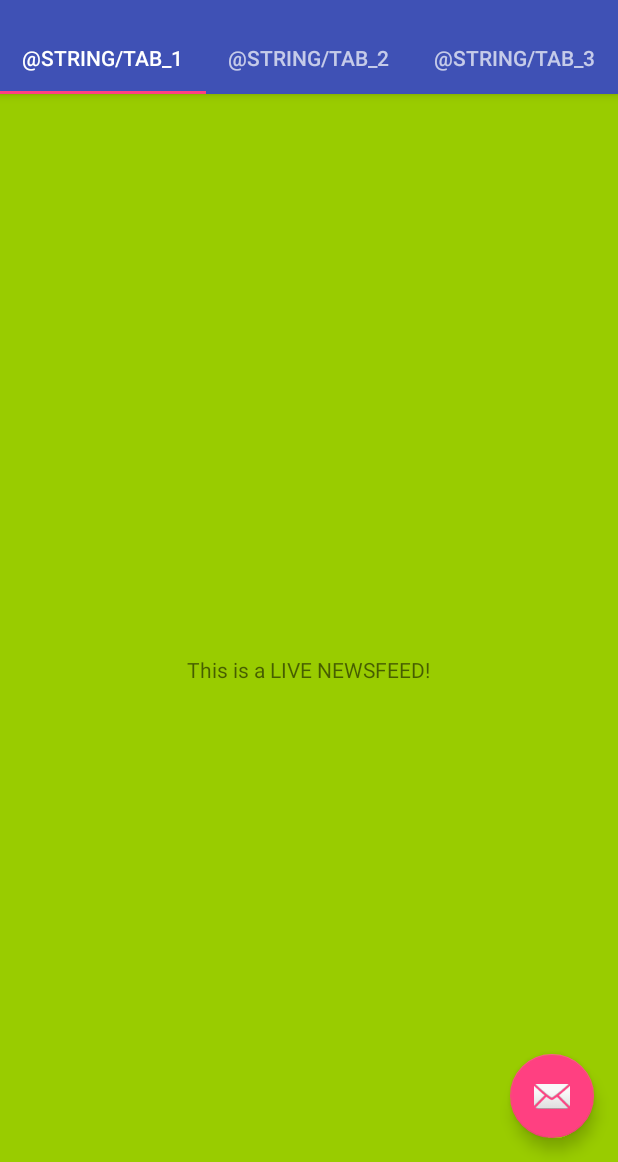
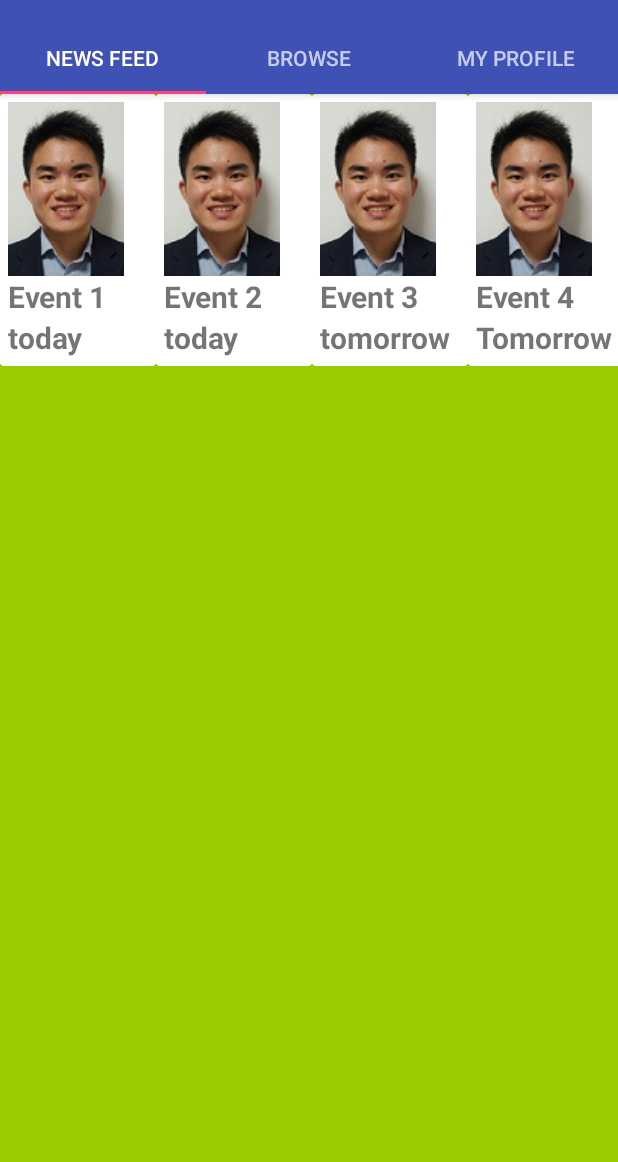
Before and after one commit to cheongyw/Meetup, an Android app: the screen it shows after launch (MainActivity), on a phone screen of 412 x 824 dp, the part 74-1236 px from its top. Run offline under Robolectric (Android 15) with nearby library versions, the phone set to English and light mode, and no system bars.

Commit message:
3rd commit - horizontal recyclerview

```diff
--- a/StudioProjects/Meetup/app/build.gradle
+++ b/StudioProjects/Meetup/app/build.gradle
@@ -27,5 +27,7 @@ dependencies {
     compile 'com.android.support:appcompat-v7:25.3.1'
     compile 'com.android.support.constraint:constraint-layout:1.0.2'
     compile 'com.android.support:design:25.3.1'
+    compile 'com.android.support:cardview-v7:21.+'
+    compile 'com.android.support:recyclerview-v7:21.+'
     testCompile 'junit:junit:4.12'
 }
--- /dev/null
+++ b/StudioProjects/Meetup/app/src/main/java/com/example/cheong/meetup/Event.java
@@ -0,0 +1,34 @@
+package com.example.cheong.meetup;
+
+import android.media.Image;
+
+import java.util.ArrayList;
+import java.util.List;
+
+/**
+ * Created by Cheong on 25/3/2018.
+ */
+
+public class Event {
+        String name;
+        String date;
+        int imageID;
+
+        Event(String name, String date, int imageID) {
+            this.name = name;
+            this.date = date;
+            this.imageID = imageID;
+        }
+
+        public String getName() {
+            return name;
+        }
+
+        public String getDate() {
+            return date;
+        }
+
+        public int getImageID() {
+            return imageID;
+        }
+}
--- a/StudioProjects/Meetup/app/src/main/java/com/example/cheong/meetup/MainActivity.java
+++ b/StudioProjects/Meetup/app/src/main/java/com/example/cheong/meetup/MainActivity.java
@@ -55,14 +55,14 @@ public class MainActivity extends AppCompatActivity {
         TabLayout tabLayout = (TabLayout) findViewById(R.id.tabs);
         tabLayout.setupWithViewPager(mViewPager);
 
-        FloatingActionButton fab = (FloatingActionButton) findViewById(R.id.fab);
+        /*FloatingActionButton fab = (FloatingActionButton) findViewById(R.id.fab);
         fab.setOnClickListener(new View.OnClickListener() {
             @Override
             public void onClick(View view) {
                 Snackbar.make(view, "Replace with your own action", Snackbar.LENGTH_LONG)
                         .setAction("Action", null).show();
             }
-        });
+        });*/
 
     }
 
@@ -92,20 +92,20 @@ public class MainActivity extends AppCompatActivity {
     /**
      * A placeholder fragment containing a simple view.
      */
-    public static class PlaceholderFragment extends Fragment {
-        /**
+    /*public static class PlaceholderFragment extends Fragment {
+        *//**
          * The fragment argument representing the section number for this
          * fragment.
-         */
+         *//*
         private static final String ARG_SECTION_NUMBER = "section_number";
 
         public PlaceholderFragment() {
         }
 
-        /**
+        *//**
          * Returns a new instance of this fragment for the given section
          * number.
-         */
+         *//*
         public static PlaceholderFragment newInstance(int sectionNumber) {
             PlaceholderFragment fragment = new PlaceholderFragment();
             Bundle args = new Bundle();
@@ -122,7 +122,7 @@ public class MainActivity extends AppCompatActivity {
             textView.setText(getString(R.string.section_format, getArguments().getInt(ARG_SECTION_NUMBER)));
             return rootView;
         }
-    }
+    }*/
 
     /**
      * A {@link FragmentPagerAdapter} that returns a fragment corresponding to
@@ -165,11 +165,11 @@ public class MainActivity extends AppCompatActivity {
         public CharSequence getPageTitle(int position) {
             switch (position) {
                 case 0:
-                    return "@string/tab_1";
+                    return "News Feed";
                 case 1:
-                    return "@string/tab_2";
+                    return "Browse";
                 case 2:
-                    return "@string/tab_3";
+                    return "My Profile";
             }
             return null;
         }
--- /dev/null
+++ b/StudioProjects/Meetup/app/src/main/java/com/example/cheong/meetup/RVAdapter.java
@@ -0,0 +1,71 @@
+package com.example.cheong.meetup;
+
+import android.content.Context;
+import android.graphics.drawable.Drawable;
+import android.support.v7.widget.CardView;
+import android.support.v7.widget.RecyclerView;
+import android.view.LayoutInflater;
+import android.view.View;
+import android.view.ViewGroup;
+import android.widget.ImageView;
+import android.widget.TextView;
+
+import java.util.ArrayList;
+import java.util.List;
+
+/**
+ * Created by Cheong on 25/3/2018.
+ */
+
+public class RVAdapter extends RecyclerView.Adapter<RVAdapter.EventViewHolder> {
+
+
+    private List<Event> events;
+    Context context;
+
+    RVAdapter(ArrayList<Event> events, Context context){
+        this.events = events;
+        this.context = context;
+    }
+
+    @Override
+    public EventViewHolder onCreateViewHolder(ViewGroup parent, int i) {
+
+        // tutorial says R.layout.item
+        View v = LayoutInflater.from(parent.getContext()).inflate(R.layout.event_item, parent, false);
+        EventViewHolder evh = new EventViewHolder(v);
+        return evh;
+    }
+
+    @Override
+    public void onBindViewHolder(EventViewHolder holder, int i) {
+        holder.eventImage.setImageResource(events.get(i).getImageID());
+        holder.eventName.setText(events.get(i).getName());
+        holder.eventDate.setText(events.get(i).getDate());
+    }
+
+    @Override
+    public int getItemCount() {
+        return events.size();
+    }
+
+    public static class EventViewHolder extends RecyclerView.ViewHolder {
+        CardView cv;
+        ImageView eventImage;
+        TextView eventName;
+        TextView eventDate;
+
+        EventViewHolder(View itemView) {
+            super(itemView);
+            cv = (CardView) itemView.findViewById(R.id.cv);
+            eventImage = (ImageView) itemView.findViewById(R.id.event_image);
+            eventName = (TextView) itemView.findViewById(R.id.event_name);
+            eventDate = (TextView) itemView.findViewById(R.id.event_date);
+        }
+    }
+
+    @Override
+    public void onAttachedToRecyclerView(RecyclerView recyclerView) {
+        super.onAttachedToRecyclerView(recyclerView);
+    }
+}
--- a/StudioProjects/Meetup/app/src/main/java/com/example/cheong/meetup/Tab_1_Fragment.java
+++ b/StudioProjects/Meetup/app/src/main/java/com/example/cheong/meetup/Tab_1_Fragment.java
@@ -3,9 +3,14 @@ package com.example.cheong.meetup;
 import android.app.Fragment;
 import android.os.Bundle;
 import android.support.annotation.Nullable;
+import android.support.v7.widget.LinearLayoutManager;
+import android.support.v7.widget.RecyclerView;
 import android.view.LayoutInflater;
 import android.view.View;
 import android.view.ViewGroup;
+
+import java.util.ArrayList;
+import java.util.List;
 
 /**
  * Created by Cheong on 21/3/2018.
@@ -18,6 +23,26 @@ public class Tab_1_Fragment extends android.support.v4.app.Fragment {
     public View onCreateView(LayoutInflater inflater, ViewGroup container, Bundle savedInstanceState) {
 
         View view = inflater.inflate(R.layout.tab_1, container, false);
+
+        ArrayList<Event> events = new ArrayList<>();
+        events.add(new Event("Event 1", "today", R.drawable.test_icon));
+        events.add(new Event("Event 2", "today", R.drawable.test_icon));
+        events.add(new Event("Event 3", "tomorrow", R.drawable.test_icon));
+
+/*
+        https://iteritory.com/android-recyclerview-horizontal-list-tutorial/
+*/
+
+        RecyclerView rv = (RecyclerView)view.findViewById(R.id.rv);
+        LinearLayoutManager llm = new LinearLayoutManager(this.getActivity(), LinearLayoutManager.HORIZONTAL, false);
+        rv.setLayoutManager(llm);
+
+        RVAdapter adapter = new RVAdapter(events, getContext());
+        rv.setAdapter(adapter);
+
+        events.add(new Event("Event 4", "Tomorrow", R.drawable.test_icon));
+        adapter.notifyDataSetChanged();
+
         return view;
     }
 }
--- a/StudioProjects/Meetup/app/src/main/java/com/example/cheong/meetup/Tab_3_Fragment.java
+++ b/StudioProjects/Meetup/app/src/main/java/com/example/cheong/meetup/Tab_3_Fragment.java
@@ -4,9 +4,13 @@ import android.app.Fragment;
 import android.content.Intent;
 import android.os.Bundle;
 import android.support.annotation.Nullable;
+import android.support.v7.widget.GridLayoutManager;
+import android.support.v7.widget.LinearLayoutManager;
+import android.support.v7.widget.RecyclerView;
 import android.view.LayoutInflater;
 import android.view.View;
 import android.view.ViewGroup;
+import android.widget.Button;
 
 /**
  * Created by Cheong on 21/3/2018.
@@ -19,11 +23,18 @@ public class Tab_3_Fragment extends android.support.v4.app.Fragment {
     public View onCreateView(LayoutInflater inflater, ViewGroup container, Bundle savedInstanceState) {
 
         View view = inflater.inflate(R.layout.tab_3, container, false);
+
+        Button button = (Button) view.findViewById(R.id.email_sign_in_button);
+        button.setOnClickListener(new View.OnClickListener()
+        {
+            @Override
+            public void onClick(View v)
+            {
+                Intent intent = new Intent(getActivity(),LoginActivity.class);
+                startActivity(intent);
+            }
+        });
+
         return view;
     }
-
-    public void signIn(View view) {
-        Intent intent = new Intent(getActivity(), LoginActivity.class);
-        startActivity(intent);
-    }
 }
--- a/StudioProjects/Meetup/app/src/main/res/layout/activity_main.xml
+++ b/StudioProjects/Meetup/app/src/main/res/layout/activity_main.xml
@@ -33,17 +33,17 @@
             <android.support.design.widget.TabItem
                 android:layout_width="match_parent"
                 android:layout_height="wrap_content"
-                android:text="@string/tab_1" />
+                />
 
             <android.support.design.widget.TabItem
                 android:layout_width="match_parent"
                 android:layout_height="wrap_content"
-                android:text="@string/tab_2" />
+                />
 
             <android.support.design.widget.TabItem
                 android:layout_width="match_parent"
                 android:layout_height="wrap_content"
-                android:text="@string/tab_3" />
+                />
         </android.support.design.widget.TabLayout>
 
     </android.support.design.widget.AppBarLayout>
@@ -54,12 +54,12 @@
         android:layout_height="match_parent"
         app:layout_behavior="@string/appbar_scrolling_view_behavior" />
 
-    <android.support.design.widget.FloatingActionButton
+    <!--<android.support.design.widget.FloatingActionButton
         android:id="@+id/fab"
         android:layout_width="wrap_content"
         android:layout_height="wrap_content"
         android:layout_gravity="end|bottom"
         android:layout_margin="@dimen/fab_margin"
-        app:srcCompat="@android:drawable/ic_dialog_email" />
+        app:srcCompat="@android:drawable/ic_dialog_email" />-->
 
 </android.support.design.widget.CoordinatorLayout>
--- /dev/null
+++ b/StudioProjects/Meetup/app/src/main/res/layout/event_item.xml
@@ -0,0 +1,50 @@
+<?xml version="1.0" encoding="utf-8"?>
+<LinearLayout xmlns:android="http://schemas.android.com/apk/res/android"
+    android:orientation="horizontal" android:layout_width="wrap_content"
+    android:layout_height="wrap_content">
+
+    <android.support.v7.widget.CardView
+        android:layout_width="match_parent"
+        android:layout_height="wrap_content"
+        android:id="@+id/cv"
+        >
+
+        <RelativeLayout
+            android:layout_width="match_parent"
+            android:layout_height="wrap_content"
+            android:padding="5dp"
+            >
+
+            <ImageView
+                android:layout_width="wrap_content"
+                android:layout_height="wrap_content"
+                android:id="@+id/event_image"
+                android:layout_marginRight="16dp"
+                android:src="@drawable/test_icon"
+                />
+
+            <TextView
+                android:layout_width="wrap_content"
+                android:layout_height="wrap_content"
+                android:id="@+id/event_name"
+                android:text="Event 1"
+                android:layout_below="@id/event_image"
+                android:textSize="20sp"
+                android:textStyle="bold"
+                />
+
+            <TextView
+                android:layout_width="wrap_content"
+                android:layout_height="wrap_content"
+                android:id="@+id/event_date"
+                android:text="tomorrow"
+                android:layout_below="@id/event_name"
+                android:textSize="20sp"
+                android:textStyle="bold"
+                />
+
+        </RelativeLayout>
+
+    </android.support.v7.widget.CardView>
+
+</LinearLayout>
--- a/StudioProjects/Meetup/app/src/main/res/layout/fragment_main.xml
+++ /dev/null
@@ -1,16 +0,0 @@
-<RelativeLayout xmlns:android="http://schemas.android.com/apk/res/android"
-    xmlns:tools="http://schemas.android.com/tools"
-    android:layout_width="match_parent"
-    android:layout_height="match_parent"
-    android:paddingBottom="@dimen/activity_vertical_margin"
-    android:paddingLeft="@dimen/activity_horizontal_margin"
-    android:paddingRight="@dimen/activity_horizontal_margin"
-    android:paddingTop="@dimen/activity_vertical_margin"
-    tools:context="com.example.cheong.meetup.MainActivity$PlaceholderFragment">
-
-    <TextView
-        android:id="@+id/section_label"
-        android:layout_width="wrap_content"
-        android:layout_height="wrap_content" />
-
-</RelativeLayout>
--- a/StudioProjects/Meetup/app/src/main/res/layout/tab_1.xml
+++ b/StudioProjects/Meetup/app/src/main/res/layout/tab_1.xml
@@ -2,7 +2,26 @@
 <RelativeLayout xmlns:android="http://schemas.android.com/apk/res/android"
     android:layout_width="match_parent"
     android:layout_height="match_parent"
+    xmlns:app="http://schemas.android.com/apk/res-auto"
     android:background="@android:color/holo_green_light">
+
+<!--
+    https://code.tutsplus.com/tutorials/getting-started-with-recyclerview-and-cardview-on-android&#45;&#45;cms-23465
+-->
+<!--
+    http://ivankocijan.xyz/android-nestedscrollview/
+-->
+
+    <!--<android.support.v4.widget.NestedScrollView
+        android:layout_width="match_parent"
+        android:layout_height="match_parent"
+        app:layout_behavior="@string/appbar_scrolling_view_behavior">
+
+        <LinearLayout
+            android:layout_width="match_parent"
+            android:layout_height="wrap_content"
+            android:orientation="vertical"
+            android:padding="16dp">
 
                 <TextView
                     android:id="@+id/fdgef"
@@ -12,5 +31,20 @@
                     android:layout_centerHorizontal="true"
                     android:layout_centerVertical="true"
                     />
+        </LinearLayout>
+    </android.support.v4.widget.NestedScrollView>
+
+    -->
+
+    <LinearLayout
+        android:layout_width="fill_parent"
+        android:layout_height="wrap_content">
+
+        <android.support.v7.widget.RecyclerView
+            android:id="@+id/rv"
+            android:layout_width="wrap_content"
+            android:layout_height="wrap_content"
+            />
+    </LinearLayout>
 
 </RelativeLayout>
--- a/StudioProjects/Meetup/app/src/main/res/layout/tab_2.xml
+++ b/StudioProjects/Meetup/app/src/main/res/layout/tab_2.xml
@@ -4,13 +4,15 @@
     android:layout_height="match_parent"
     android:background="@android:color/holo_blue_light">
 
-    <TextView
-        android:id="@+id/gfhfhr"
-        android:layout_width="wrap_content"
-        android:layout_height="wrap_content"
-        android:text="You can EXPLORE NEW THINGS HERE!!!"
-        android:layout_centerHorizontal="true"
-        android:layout_centerVertical="true"
-        />
+    <LinearLayout
+        android:layout_width="fill_parent"
+        android:layout_height="wrap_content">
+
+        <android.support.v7.widget.RecyclerView
+            android:id="@+id/rv2"
+            android:layout_width="wrap_content"
+            android:layout_height="wrap_content"
+            />
+    </LinearLayout>
 
 </RelativeLayout>
--- a/StudioProjects/Meetup/app/src/main/res/layout/tab_3.xml
+++ b/StudioProjects/Meetup/app/src/main/res/layout/tab_3.xml
@@ -91,9 +91,14 @@
         android:layout_below="@id/profile_pic"
         android:layout_marginTop="20dp"
         android:layout_centerHorizontal="true"
-        android:text="@string/action_sign_in"
+        android:text="@string/action_sign_in_short"
         android:textStyle="bold"
-        android:onClick="signIn"/>
+        />
+
+<!--
+    Scroll View:
+    https://github.com/karthikraj-duraisamy/ScrollingBehaviorAndroid/blob/master/app/src/main/res/layout/activity_appbar_withtabs_scrolling.xml
+-->
 
     <TextView
         android:id="@+id/upcoming_events"
--- a/StudioProjects/Meetup/app/src/main/res/values/strings.xml
+++ b/StudioProjects/Meetup/app/src/main/res/values/strings.xml
@@ -15,11 +15,6 @@
         completions."
     </string>
 
-    <string name="test">"Test test"</string>
-    <string name="tab_1">"News Feed"</string>
-    <string name="tab_2">"Browse"</string>
-    <string name="tab_3">"My Profile"</string>
-
     <string name="name_fixed">"Name: "</string>
     <string name="my_groups_fixed">"Your groups: "</string>
     <string name="gender_fixed">"Gender: "</string>
```
Also changed, not shown: StudioProjects/Meetup/app/src/main/res/drawable/test_icon.png (added). Lines whose indentation alone changed are shown as unchanged.
